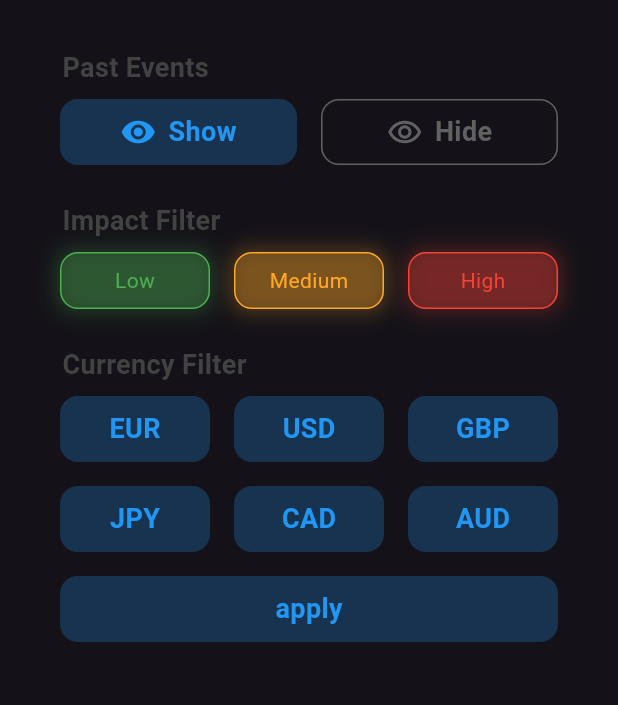
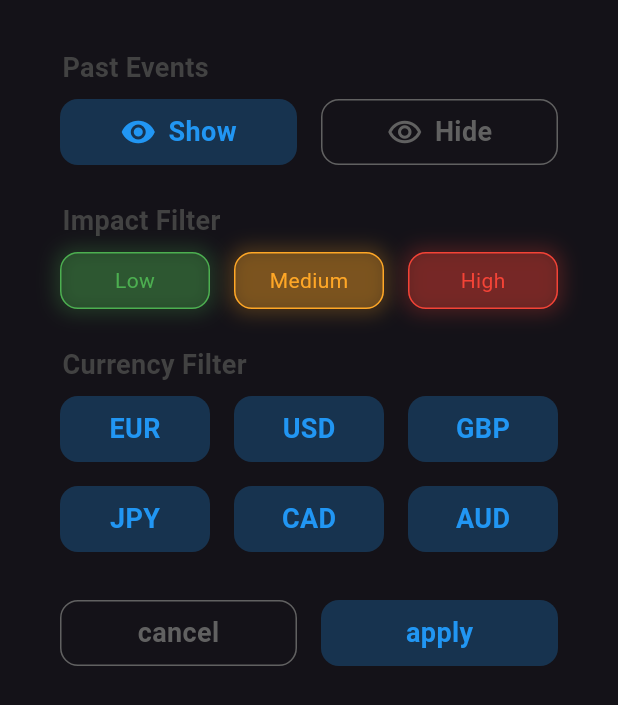
Before and after one commit to yeeet7/marketNews, a Flutter app: the Filters widget shown alone on an empty page, opened directly, on a phone screen of 412 x 824 dp. Shown: the top 705 px of the screen. Run offline on Flutter 3.47's test engine with Material 3 defaults, Android fonts, the phone set to English and light mode, and no system bars; missing offline and left inert: beautiful_soup_dart; network calls fail.

Commit message:
apply and cancel buttons pop context in filters

```diff
--- a/lib/main.dart
+++ b/lib/main.dart
@@ -74,7 +74,7 @@ class App extends StatelessWidget {
                       await showModalBottomSheet(
                         context: context,
                         backgroundColor: Colors.transparent,
-                        builder: (context) => Filters(onCancel: () => Navigator.pop(context), onApply: (pastEvents, impacts, currencies) {print(pastEvents);})
+                        builder: (context) => Filters(onCancel: () => Navigator.pop(context), onApply: (pastEvents, impacts, currencies) => Navigator.pop(context))
                       );
                     },
                   ),
--- a/lib/widgets.dart
+++ b/lib/widgets.dart
@@ -146,7 +146,13 @@ class _FiltersState extends State<Filters> {
             mainAxisAlignment: MainAxisAlignment.spaceEvenly,
             children: List.generate(Currency.values.length ~/ 2, (index) => Flexible(flex: 1, child: Button(Currency.values[index + 3].name.toUpperCase(), filled: _currencies[index + 3], onTap: () {_currencies[index + 3] = !_currencies[index + 3]; setState(() {});}))),
           ),
-          Flexible(flex: 1, child: Button('apply', onTap: () => widget.onApply(_pastEvents, _impacts, _currencies),)),
+          const SizedBox(height: 16),
+          Row(
+            children: [
+              Flexible(flex: 1, child: Button('cancel', filled: false, onTap: () => widget.onCancel())),
+              Flexible(flex: 1, child: Button('apply', onTap: () => widget.onApply(_pastEvents, _impacts, _currencies))),
+            ],
+          ),
         ],
       ),
     );
```
